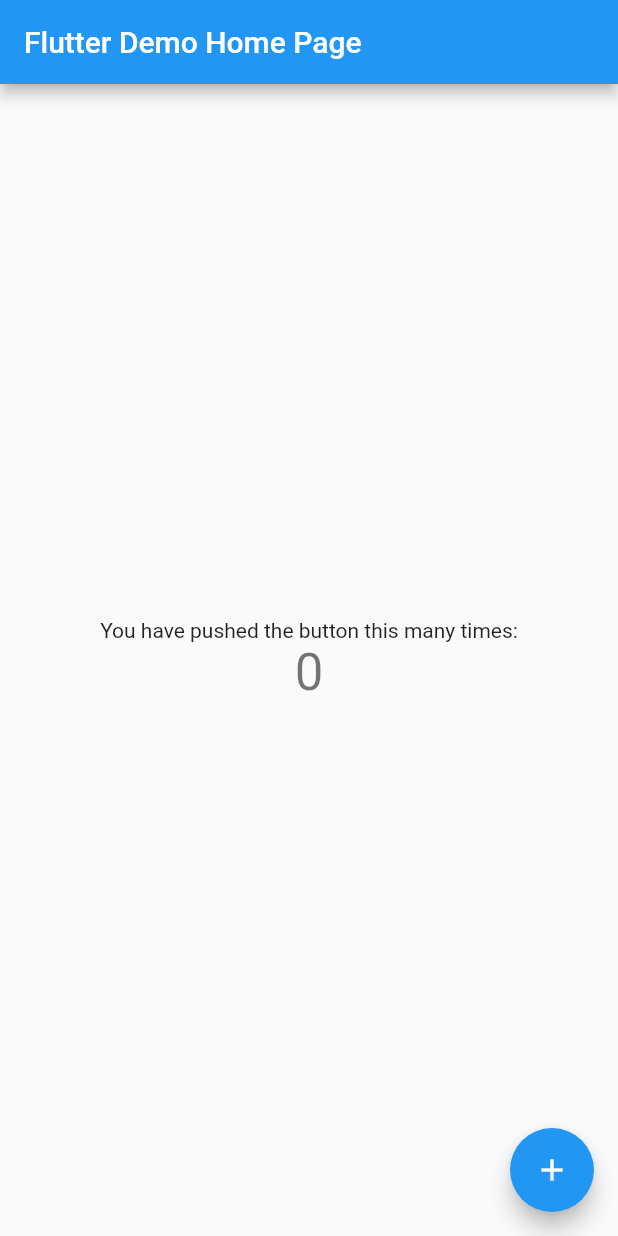
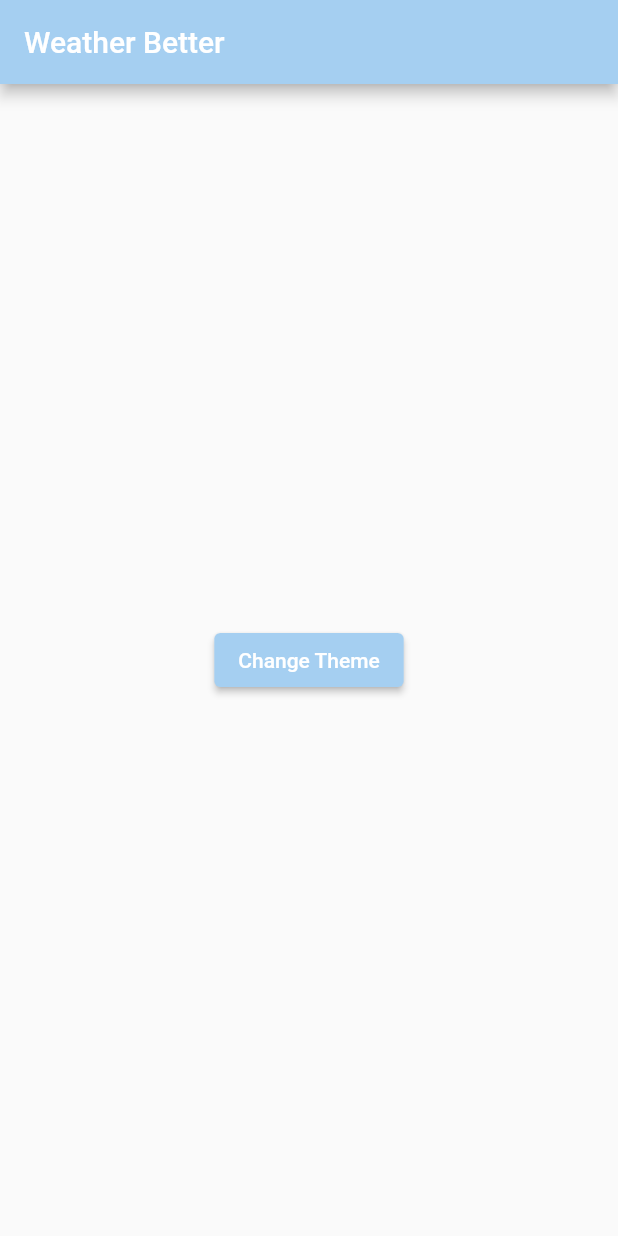
Before and after one commit to xJac0b/weather_app, a Flutter app: the screen it shows after launch, on a phone screen of 412 x 824 dp. Run offline on Flutter 3.47's test engine with Material 2 defaults, Android fonts, the phone set to English and light mode, and no system bars; our stand-ins replace bloc, flutter_bloc.

Commit message:
theme switching

```diff
--- /dev/null
+++ b/lib/business_logic/cubits/theme/theme_cubit.dart
@@ -0,0 +1,16 @@
+import 'package:bloc/bloc.dart';
+import 'package:flutter/material.dart';
+import 'package:meta/meta.dart';
+import 'package:weather_app/ui/constants/theme.dart';
+
+part 'theme_state.dart';
+
+class ThemeCubit extends Cubit<ThemeState> {
+  ThemeCubit() : super(ThemeState(themeMode: ThemeMode.light));
+
+  Future<void> updateAppTheme() async {
+    state.themeMode == ThemeMode.light
+        ? emit(ThemeState(themeMode: ThemeMode.dark))
+        : emit(ThemeState(themeMode: ThemeMode.light));
+  }
+}
--- /dev/null
+++ b/lib/business_logic/cubits/theme/theme_state.dart
@@ -0,0 +1,7 @@
+part of 'theme_cubit.dart';
+
+class ThemeState {
+  final ThemeMode themeMode;
+
+  ThemeState({required this.themeMode});
+}
--- a/lib/main.dart
+++ b/lib/main.dart
@@ -1,4 +1,9 @@
 import 'package:flutter/material.dart';
+import 'package:flutter_bloc/flutter_bloc.dart';
+import 'package:weather_app/ui/constants/theme.dart';
+import 'package:weather_app/ui/pages/home.dart';
+
+import 'business_logic/cubits/theme/theme_cubit.dart';
 
 void main() {
   runApp(const MyApp());
@@ -7,109 +12,20 @@ void main() {
 class MyApp extends StatelessWidget {
   const MyApp({Key? key}) : super(key: key);
 
-  // This widget is the root of your application.
   @override
   Widget build(BuildContext context) {
-    return MaterialApp(
-      title: 'Flutter Demo',
-      theme: ThemeData(
-        // This is the theme of your application.
-        //
-        // Try running your application with "flutter run". You'll see the
-        // application has a blue toolbar. Then, without quitting the app, try
-        // changing the primarySwatch below to Colors.green and then invoke
-        // "hot reload" (press "r" in the console where you ran "flutter run",
-        // or simply save your changes to "hot reload" in a Flutter IDE).
-        // Notice that the counter didn't reset back to zero; the application
-        // is not restarted.
-        primarySwatch: Colors.blue,
+    return BlocProvider(
+      create: (context) => ThemeCubit(),
+      child: BlocBuilder<ThemeCubit, ThemeState>(
+        builder: (context, state) {
+          return MaterialApp(
+              title: 'Flutter Demo',
+              theme: appThemeData[AppTheme.light],
+              darkTheme: appThemeData[AppTheme.dark],
+              themeMode: state.themeMode,
+              home: const Home());
+        },
       ),
-      home: const MyHomePage(title: 'Flutter Demo Home Page'),
     );
   }
 }
-
-class MyHomePage extends StatefulWidget {
-  const MyHomePage({Key? key, required this.title}) : super(key: key);
-
-  // This widget is the home page of your application. It is stateful, meaning
-  // that it has a State object (defined below) that contains fields that affect
-  // how it looks.
-
-  // This class is the configuration for the state. It holds the values (in this
-  // case the title) provided by the parent (in this case the App widget) and
-  // used by the build method of the State. Fields in a Widget subclass are
-  // always marked "final".
-
-  final String title;
-
-  @override
-  State<MyHomePage> createState() => _MyHomePageState();
-}
-
-class _MyHomePageState extends State<MyHomePage> {
-  int _counter = 0;
-
-  void _incrementCounter() {
-    setState(() {
-      // This call to setState tells the Flutter framework that something has
-      // changed in this State, which causes it to rerun the build method below
-      // so that the display can reflect the updated values. If we changed
-      // _counter without calling setState(), then the build method would not be
-      // called again, and so nothing would appear to happen.
-      _counter++;
-    });
-  }
-
-  @override
-  Widget build(BuildContext context) {
-    // This method is rerun every time setState is called, for instance as done
-    // by the _incrementCounter method above.
-    //
-    // The Flutter framework has been optimized to make rerunning build methods
-    // fast, so that you can just rebuild anything that needs updating rather
-    // than having to individually change instances of widgets.
-    return Scaffold(
-      appBar: AppBar(
-        // Here we take the value from the MyHomePage object that was created by
-        // the App.build method, and use it to set our appbar title.
-        title: Text(widget.title),
-      ),
-      body: Center(
-        // Center is a layout widget. It takes a single child and positions it
-        // in the middle of the parent.
-        child: Column(
-          // Column is also a layout widget. It takes a list of children and
-          // arranges them vertically. By default, it sizes itself to fit its
-          // children horizontally, and tries to be as tall as its parent.
-          //
-          // Invoke "debug painting" (press "p" in the console, choose the
-          // "Toggle Debug Paint" action from the Flutter Inspector in Android
-          // Studio, or the "Toggle Debug Paint" command in Visual Studio Code)
-          // to see the wireframe for each widget.
-          //
-          // Column has various properties to control how it sizes itself and
-          // how it positions its children. Here we use mainAxisAlignment to
-          // center the children vertically; the main axis here is the vertical
-          // axis because Columns are vertical (the cross axis would be
-          // horizontal).
-          mainAxisAlignment: MainAxisAlignment.center,
-          children: <Widget>[
-            const Text(
-              'You have pushed the button this many times:',
-            ),
-            Text(
-              '$_counter',
-              style: Theme.of(context).textTheme.headline4,
-            ),
-          ],
-        ),
-      ),
-      floatingActionButton: FloatingActionButton(
-        onPressed: _incrementCounter,
-        tooltip: 'Increment',
-        child: const Icon(Icons.add),
-      ), // This trailing comma makes auto-formatting nicer for build methods.
-    );
-  }
-}
--- /dev/null
+++ b/lib/ui/constants/colors.dart
@@ -0,0 +1,8 @@
+import 'package:flutter/material.dart';
+
+class AppColors {
+  static const Color primary = Color(0xFF35B4C5);
+  static const Color primaryLight = Color(0xFFA5CFF1);
+  static const Color primaryDark = Color(0xFF0D3656);
+  static const Color accent = Color(0xFFF2DA04);
+}
--- /dev/null
+++ b/lib/ui/constants/theme.dart
@@ -0,0 +1,13 @@
+import 'package:flutter/material.dart';
+import 'package:weather_app/ui/constants/colors.dart';
+
+enum AppTheme { light, dark }
+
+Map<AppTheme, ThemeData> appThemeData = {
+  AppTheme.light: ThemeData(
+      colorScheme: const ColorScheme.light().copyWith(
+          primary: AppColors.primaryLight, secondary: AppColors.accent)),
+  AppTheme.dark: ThemeData(
+      colorScheme: const ColorScheme.dark().copyWith(
+          primary: AppColors.primaryLight, secondary: AppColors.accent)),
+};
--- /dev/null
+++ b/lib/ui/pages/home.dart
@@ -0,0 +1,26 @@
+import 'package:flutter/material.dart';
+import 'package:flutter_bloc/flutter_bloc.dart';
+import 'package:weather_app/business_logic/cubits/theme/theme_cubit.dart';
+
+class Home extends StatelessWidget {
+  const Home({Key? key}) : super(key: key);
+
+  @override
+  Widget build(BuildContext context) {
+    return Scaffold(
+      appBar: AppBar(
+        title: const Text('Weather Better'),
+      ),
+      body: Center(
+        child: Column(
+          mainAxisAlignment: MainAxisAlignment.center,
+          children: <Widget>[
+            ElevatedButton(
+                onPressed: BlocProvider.of<ThemeCubit>(context).updateAppTheme,
+                child: const Text("Change Theme"))
+          ],
+        ),
+      ),
+    );
+  }
+}
```
Also changed, not shown: pubspec.yaml (+5 -15 lines), pubspec.lock.
